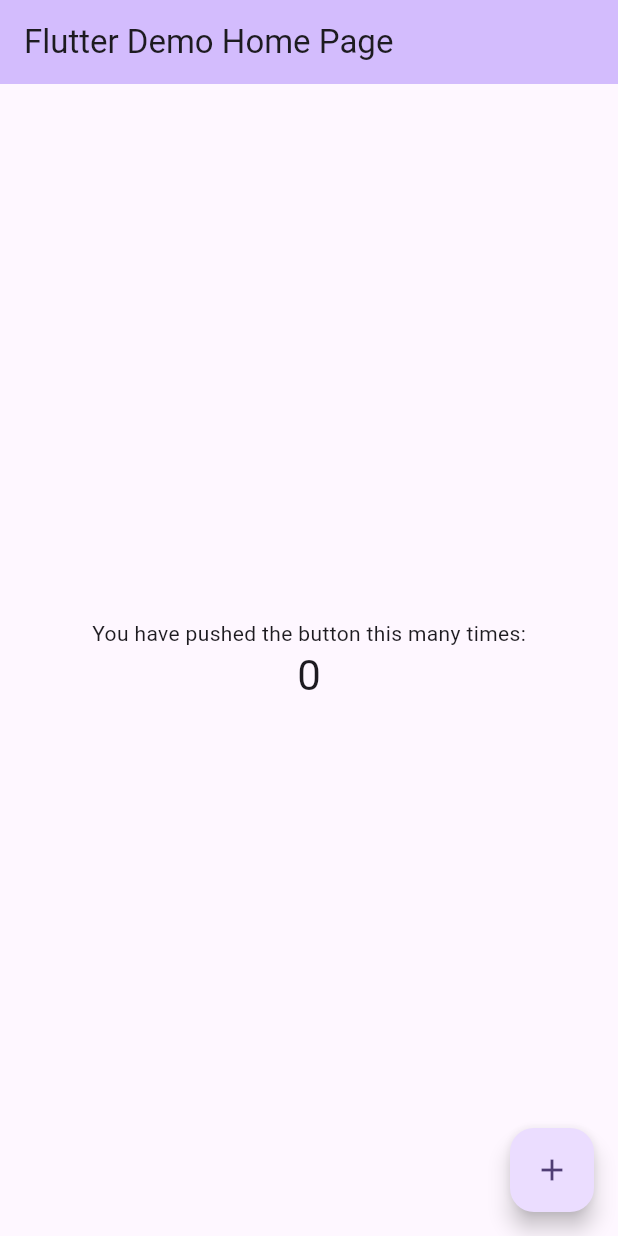
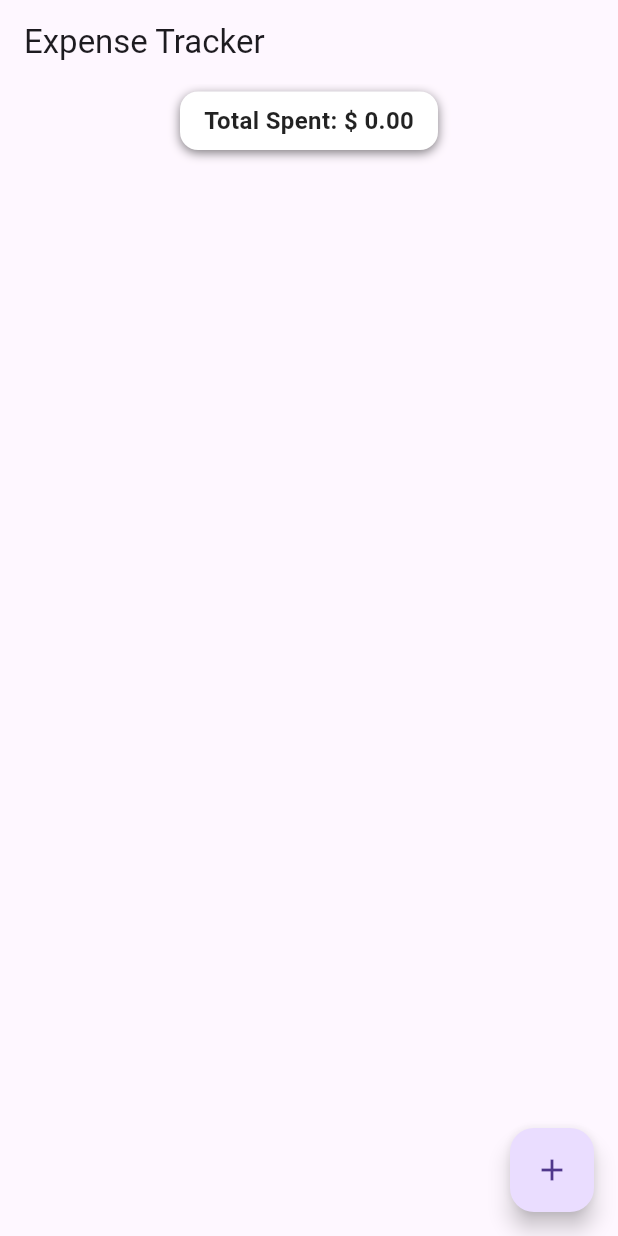
Before and after one commit to Eng-MostafaRamadan/ITI-Tasks, a Flutter app: the screen it shows after launch, on a phone screen of 412 x 824 dp. Run offline on Flutter 3.47's test engine with Material 3 defaults, Android fonts, the phone set to English and light mode, and no system bars; our stand-ins replace loading_indicator.

Commit message:
update the main screen

```diff
--- /dev/null
+++ b/day6_task/lib/expense.dart
@@ -0,0 +1,14 @@
+import 'package:flutter/material.dart';
+
+class ExpenseScreen extends StatelessWidget {
+  const ExpenseScreen({super.key});
+
+  @override
+  Widget build(BuildContext context) {
+    return Scaffold(
+      appBar: AppBar(
+        title: Text("Add Expense"),
+      ),
+    );
+  }
+}
--- /dev/null
+++ b/day6_task/lib/home_screen.dart
@@ -0,0 +1,52 @@
+import 'package:flutter/material.dart';
+
+class HomeScreen extends StatelessWidget {
+  const HomeScreen({super.key});
+
+  @override
+  Widget build(BuildContext context) {
+    return Scaffold(
+      floatingActionButton: FloatingActionButton(
+        onPressed: () {
+          Navigator.of(context).pushNamed("expense");
+        },
+        child: Icon(Icons.add),
+      ),
+      appBar: AppBar(
+        title: Text("Expense Tracker"),
+      ),
+      body: Column(
+        children: [
+          Center(
+            child: Padding(
+              padding: const EdgeInsets.only(top: 5),
+              child: Container(
+                padding:
+                    const EdgeInsets.symmetric(horizontal: 16, vertical: 8),
+                decoration: BoxDecoration(
+                  color: Colors.white,
+                  borderRadius: BorderRadius.circular(12),
+                  boxShadow: [
+                    BoxShadow(
+                      color: Colors.black.withOpacity(0.5),
+                      blurRadius: 5,
+                      offset: const Offset(0, 2),
+                    ),
+                  ],
+                ),
+                child: Text(
+                  'Total Spent: \$ 0.00',
+                  style: const TextStyle(
+                    fontSize: 16,
+                    fontWeight: FontWeight.bold,
+                    color: Colors.black87,
+                  ),
+                ),
+              ),
+            ),
+          ),
+        ],
+      ),
+    );
+  }
+}
--- a/day6_task/lib/main.dart
+++ b/day6_task/lib/main.dart
@@ -1,3 +1,5 @@
+import 'package:day6_task/expense.dart';
+import 'package:day6_task/home_screen.dart';
 import 'package:flutter/material.dart';
 
 void main() {
@@ -11,115 +13,12 @@ class MyApp extends StatelessWidget {
   @override
   Widget build(BuildContext context) {
     return MaterialApp(
-      title: 'Flutter Demo',
-      theme: ThemeData(
-        // This is the theme of your application.
-        //
-        // TRY THIS: Try running your application with "flutter run". You'll see
-        // the application has a purple toolbar. Then, without quitting the app,
-        // try changing the seedColor in the colorScheme below to Colors.green
-        // and then invoke "hot reload" (save your changes or press the "hot
-        // reload" button in a Flutter-supported IDE, or press "r" if you used
-        // the command line to start the app).
-        //
-        // Notice that the counter didn't reset back to zero; the application
-        // state is not lost during the reload. To reset the state, use hot
-        // restart instead.
-        //
-        // This works for code too, not just values: Most code changes can be
-        // tested with just a hot reload.
-        colorScheme: ColorScheme.fromSeed(seedColor: Colors.deepPurple),
-        useMaterial3: true,
-      ),
-      home: const MyHomePage(title: 'Flutter Demo Home Page'),
+      debugShowCheckedModeBanner: false,
+      initialRoute: "home",
+      routes: {
+        "home": (context) => HomeScreen(),
+        "expense": (context) => ExpenseScreen(),
+      },
     );
   }
 }
-
-class MyHomePage extends StatefulWidget {
-  const MyHomePage({super.key, required this.title});
-
-  // This widget is the home page of your application. It is stateful, meaning
-  // that it has a State object (defined below) that contains fields that affect
-  // how it looks.
-
-  // This class is the configuration for the state. It holds the values (in this
-  // case the title) provided by the parent (in this case the App widget) and
-  // used by the build method of the State. Fields in a Widget subclass are
-  // always marked "final".
-
-  final String title;
-
-  @override
-  State<MyHomePage> createState() => _MyHomePageState();
-}
-
-class _MyHomePageState extends State<MyHomePage> {
-  int _counter = 0;
-
-  void _incrementCounter() {
-    setState(() {
-      // This call to setState tells the Flutter framework that something has
-      // changed in this State, which causes it to rerun the build method below
-      // so that the display can reflect the updated values. If we changed
-      // _counter without calling setState(), then the build method would not be
-      // called again, and so nothing would appear to happen.
-      _counter++;
-    });
-  }
-
-  @override
-  Widget build(BuildContext context) {
-    // This method is rerun every time setState is called, for instance as done
-    // by the _incrementCounter method above.
-    //
-    // The Flutter framework has been optimized to make rerunning build methods
-    // fast, so that you can just rebuild anything that needs updating rather
-    // than having to individually change instances of widgets.
-    return Scaffold(
-      appBar: AppBar(
-        // TRY THIS: Try changing the color here to a specific color (to
-        // Colors.amber, perhaps?) and trigger a hot reload to see the AppBar
-        // change color while the other colors stay the same.
-        backgroundColor: Theme.of(context).colorScheme.inversePrimary,
-        // Here we take the value from the MyHomePage object that was created by
-        // the App.build method, and use it to set our appbar title.
-        title: Text(widget.title),
-      ),
-      body: Center(
-        // Center is a layout widget. It takes a single child and positions it
-        // in the middle of the parent.
-        child: Column(
-          // Column is also a layout widget. It takes a list of children and
-          // arranges them vertically. By default, it sizes itself to fit its
-          // children horizontally, and tries to be as tall as its parent.
-          //
-          // Column has various properties to control how it sizes itself and
-          // how it positions its children. Here we use mainAxisAlignment to
-          // center the children vertically; the main axis here is the vertical
-          // axis because Columns are vertical (the cross axis would be
-          // horizontal).
-          //
-          // TRY THIS: Invoke "debug painting" (choose the "Toggle Debug Paint"
-          // action in the IDE, or press "p" in the console), to see the
-          // wireframe for each widget.
-          mainAxisAlignment: MainAxisAlignment.center,
-          children: <Widget>[
-            const Text(
-              'You have pushed the button this many times:',
-            ),
-            Text(
-              '$_counter',
-              style: Theme.of(context).textTheme.headlineMedium,
-            ),
-          ],
-        ),
-      ),
-      floatingActionButton: FloatingActionButton(
-        onPressed: _incrementCounter,
-        tooltip: 'Increment',
-        child: const Icon(Icons.add),
-      ), // This trailing comma makes auto-formatting nicer for build methods.
-    );
-  }
-}
--- a/day6_task/pubspec.yaml
+++ b/day6_task/pubspec.yaml
@@ -34,6 +34,7 @@ dependencies:
   # The following adds the Cupertino Icons font to your application.
   # Use with the CupertinoIcons class for iOS style icons.
   cupertino_icons: ^1.0.8
+  flutter_riverpod: ^2.6.1
 
 dev_dependencies:
   flutter_test:
```
Also changed, not shown: day6_task/pubspec.lock.
